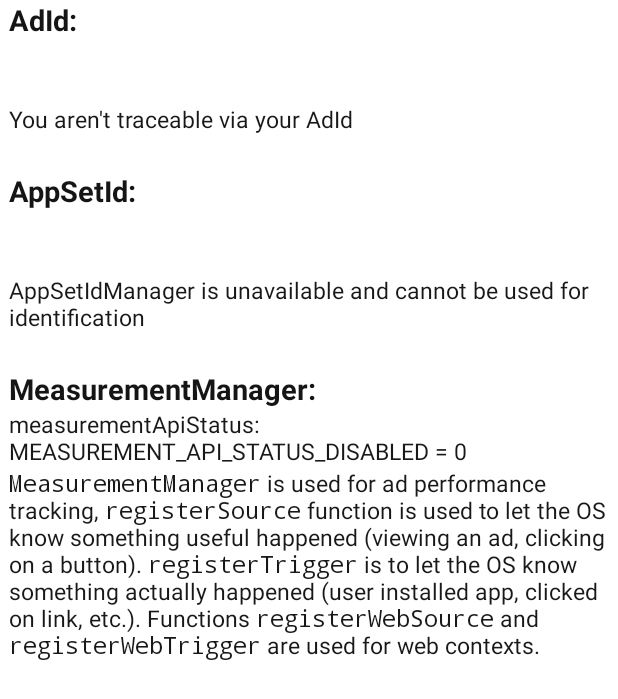
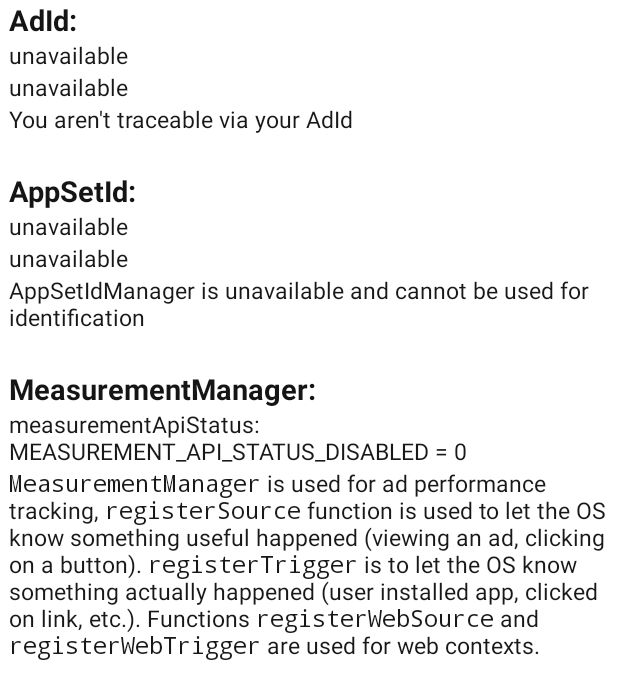
Before and after one commit to Jundertag/AdManager, an Android app: the screen it shows after launch (MainActivity), on a phone screen of 412 x 824 dp. Shown: the top 699 px of the screen. Run offline under Robolectric (Android 15) with nearby library versions, the phone set to English and light mode, and no system bars; libraries missing offline, so code that uses them is left out: io.noties.markwon; 1 statement that could not run was skipped.

Commit message:
getting rid of static strings and using resources to fix potential formatting issues with html

```diff
--- a/app/build.gradle.kts
+++ b/app/build.gradle.kts
@@ -37,6 +37,10 @@ android {
     }
 }
 
+kotlin {
+    jvmToolchain(17)
+}
+
 dependencies {
     implementation(libs.androidx.core.ktx)
     implementation(libs.androidx.appcompat)
--- a/app/src/main/res/values/strings.xml
+++ b/app/src/main/res/values/strings.xml
@@ -4,10 +4,14 @@
     <string name="ad_id_limited_true">You aren\'t traceable via your AdId</string>
     <string name="ad_id_limited_false">You are traceable via your AdId</string>
     <string name="app_set_id_title">AppSetID:</string>
-    <string name="app_set_id_scope_dev"><tt>SCOPE_DEVELOPER</tt> means <tt>appSetId</tt> is scoped to the developer of the app and cannot identify a single user.</string>
-    <string name="app_set_id_scope_app"><tt>SCOPE_APP</tt> means <tt>appSetId</tt> is scoped to the app and can identify a single user.</string>
-    <string name="app_set_id_unavailable">&lt;unavailable&gt;</string>
+    <string name="app_set_id_value"><tt>id: %1$s!</tt></string>
+    <string name="app_set_id_scope_dev"><tt>SCOPE_DEVELOPER = 2</tt></string>
+    <string name="app_set_id_scope_app"><tt>SCOPE_APP = 1</tt></string>
+    <string name="app_set_id_scope_dev_desc"><tt>SCOPE_DEVELOPER</tt> means <tt>appSetId</tt> is scoped to the developer of the app and cannot identify a single user.</string>
+    <string name="app_set_id_scope_app_desc"><tt>SCOPE_APP</tt> means <tt>appSetId</tt> is scoped to the app and can identify a single user.</string>
+    <string name="app_set_id_scope_value">scope = %1$d!</string>
+    <string name="app_set_id_unavailable">"<tt>unavailable</tt>"</string>
     <string name="app_set_id_unusable"><tt>AppSetIdManager</tt> is unavailable and cannot be used for identification</string>
-    <string name="ad_id_unavailable">&lt;unavailable&gt;</string>
+    <string name="ad_id_unavailable">"<tt>unavailable</tt>"</string>
     <string name="measurement_api_description"><tt>MeasurementManager</tt> is used for ad performance tracking, <tt>registerSource</tt> function is used to let the OS know something useful happened (viewing an ad, clicking on a button). <tt>registerTrigger</tt> is to let the OS know something actually happened (user installed app, clicked on link, etc.). Functions <tt>registerWebSource</tt> and <tt>registerWebTrigger</tt> are used for web contexts.</string>
 </resources>
```
Also changed, not shown: app/src/main/java/com/jayden/ad_manager/app/ui/MainActivity.kt (+18 -11 lines).
